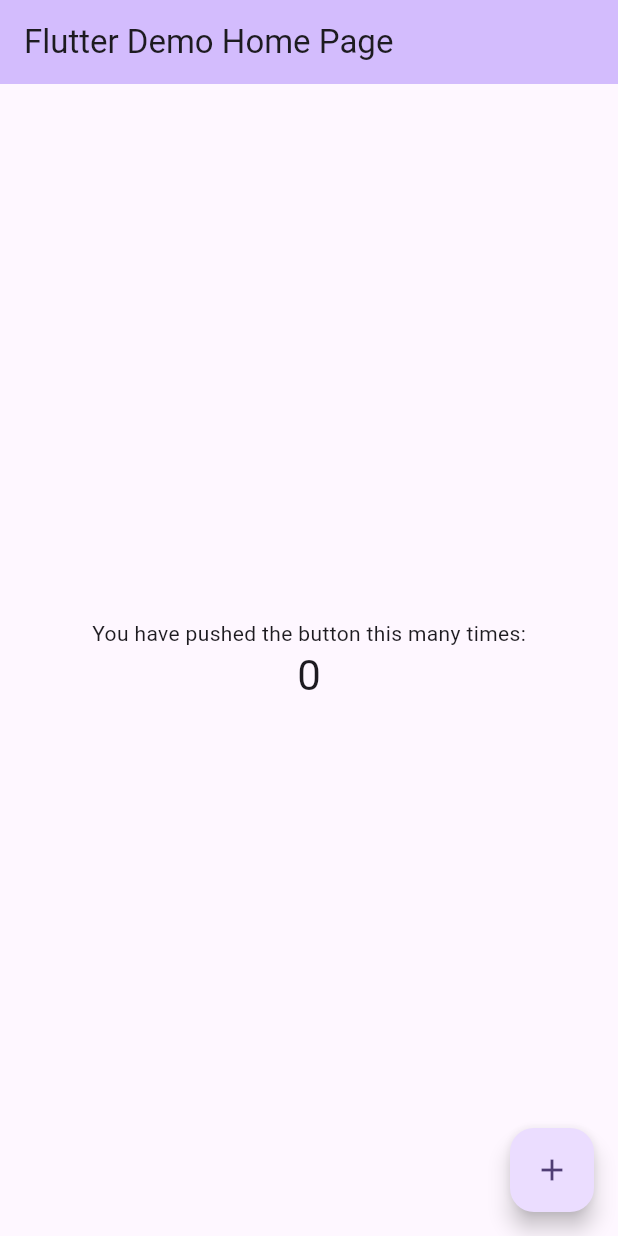
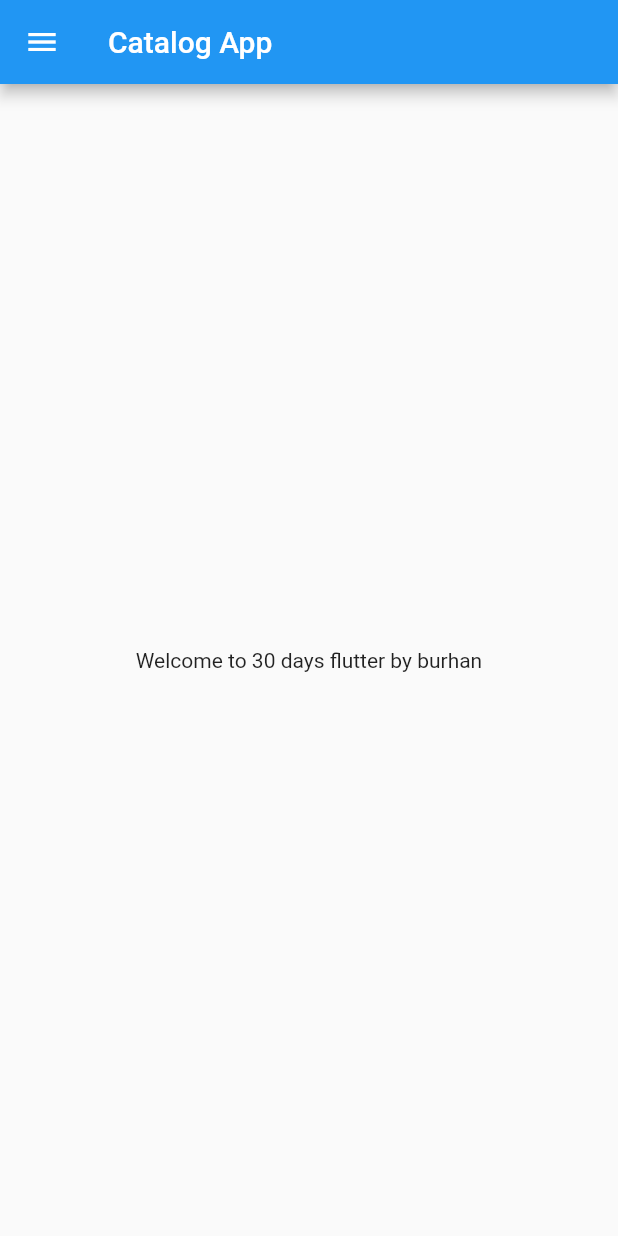
Before and after one commit to Di55olved/flutter_application_2, a Flutter app: the screen it shows after launch, on a phone screen of 412 x 824 dp. Run offline on Flutter 3.47's test engine with Material 2 defaults, Android fonts, the phone set to English and light mode, and no system bars.

Commit message:
Day 2 Completed

```diff
--- /dev/null
+++ b/lib/home_page.dart
@@ -0,0 +1,20 @@
+import 'package:flutter/material.dart';
+
+class HomePage extends StatelessWidget {
+  const HomePage({super.key});
+
+  @override
+  Widget build(BuildContext context) {
+    int days = 30;
+    String name = "burhan";
+    return Scaffold(
+      appBar: AppBar(
+        title: Text("Catalog App"),
+      ),
+      body: Center(
+        child: Text("Welcome to $days days flutter by $name"),
+      ),
+      drawer: Drawer(),
+    );
+  }
+}
--- a/lib/main.dart
+++ b/lib/main.dart
@@ -1,4 +1,5 @@
 import 'package:flutter/material.dart';
+import 'package:flutter_application_1/home_page.dart';
 
 void main() {
   runApp(const MyApp());
@@ -7,119 +8,8 @@ void main() {
 class MyApp extends StatelessWidget {
   const MyApp({super.key});
 
-  // This widget is the root of your application.
   @override
   Widget build(BuildContext context) {
-    return MaterialApp(
-      title: 'Flutter Demo',
-      theme: ThemeData(
-        // This is the theme of your application.
-        //
-        // TRY THIS: Try running your application with "flutter run". You'll see
-        // the application has a blue toolbar. Then, without quitting the app,
-        // try changing the seedColor in the colorScheme below to Colors.green
-        // and then invoke "hot reload" (save your changes or press the "hot
-        // reload" button in a Flutter-supported IDE, or press "r" if you used
-        // the command line to start the app).
-        //
-        // Notice that the counter didn't reset back to zero; the application
-        // state is not lost during the reload. To reset the state, use hot
-        // restart instead.
-        //
-        // This works for code too, not just values: Most code changes can be
-        // tested with just a hot reload.
-        colorScheme: ColorScheme.fromSeed(seedColor: Colors.deepPurple),
-        useMaterial3: true,
-      ),
-      home: const MyHomePage(title: 'Flutter Demo Home Page'),
-    );
+    return MaterialApp(home: HomePage());
   }
 }
-
-class MyHomePage extends StatefulWidget {
-  const MyHomePage({super.key, required this.title});
-
-  // This widget is the home page of your application. It is stateful, meaning
-  // that it has a State object (defined below) that contains fields that affect
-  // how it looks.
-
-  // This class is the configuration for the state. It holds the values (in this
-  // case the title) provided by the parent (in this case the App widget) and
-  // used by the build method of the State. Fields in a Widget subclass are
-  // always marked "final".
-
-  final String title;
-
-  @override
-  State<MyHomePage> createState() => _MyHomePageState();
-}
-
-class _MyHomePageState extends State<MyHomePage> {
-  int _counter = 0;
-
-  void _incrementCounter() {
-    setState(() {
-      // This call to setState tells the Flutter framework that something has
-      // changed in this State, which causes it to rerun the build method below
-      // so that the display can reflect the updated values. If we changed
-      // _counter without calling setState(), then the build method would not be
-      // called again, and so nothing would appear to happen.
-      _counter++;
-    });
-  }
-
-  @override
-  Widget build(BuildContext context) {
-    // This method is rerun every time setState is called, for instance as done
-    // by the _incrementCounter method above.
-    //
-    // The Flutter framework has been optimized to make rerunning build methods
-    // fast, so that you can just rebuild anything that needs updating rather
-    // than having to individually change instances of widgets.
-    return Scaffold(
-      appBar: AppBar(
-        // TRY THIS: Try changing the color here to a specific color (to
-        // Colors.amber, perhaps?) and trigger a hot reload to see the AppBar
-        // change color while the other colors stay the same.
-        backgroundColor: Theme.of(context).colorScheme.inversePrimary,
-        // Here we take the value from the MyHomePage object that was created by
-        // the App.build method, and use it to set our appbar title.
-        title: Text(widget.title),
-      ),
-      body: Center(
-        // Center is a layout widget. It takes a single child and positions it
-        // in the middle of the parent.
-        child: Column(
-          // Column is also a layout widget. It takes a list of children and
-          // arranges them vertically. By default, it sizes itself to fit its
-          // children horizontally, and tries to be as tall as its parent.
-          //
-          // Column has various properties to control how it sizes itself and
-          // how it positions its children. Here we use mainAxisAlignment to
-          // center the children vertically; the main axis here is the vertical
-          // axis because Columns are vertical (the cross axis would be
-          // horizontal).
-          //
-          // TRY THIS: Invoke "debug painting" (choose the "Toggle Debug Paint"
-          // action in the IDE, or press "p" in the console), to see the
-          // wireframe for each widget.
-          mainAxisAlignment: MainAxisAlignment.center,
-          children: <Widget>[
-            const Text(
-              'You have pushed the button this many times:',
-            ),
-            Text(
-              '$_counter',
-              style: Theme.of(context).textTheme.headlineMedium,
-            ),
-          ],
-        ),
-      ),
-      floatingActionButton: FloatingActionButton(
-        onPressed: _incrementCounter,
-        tooltip: 'Increment',
-        child: const Icon(Icons.add),
-      ), // This trailing comma makes auto-formatting nicer for build methods.
-    );
-  }
-}
```
